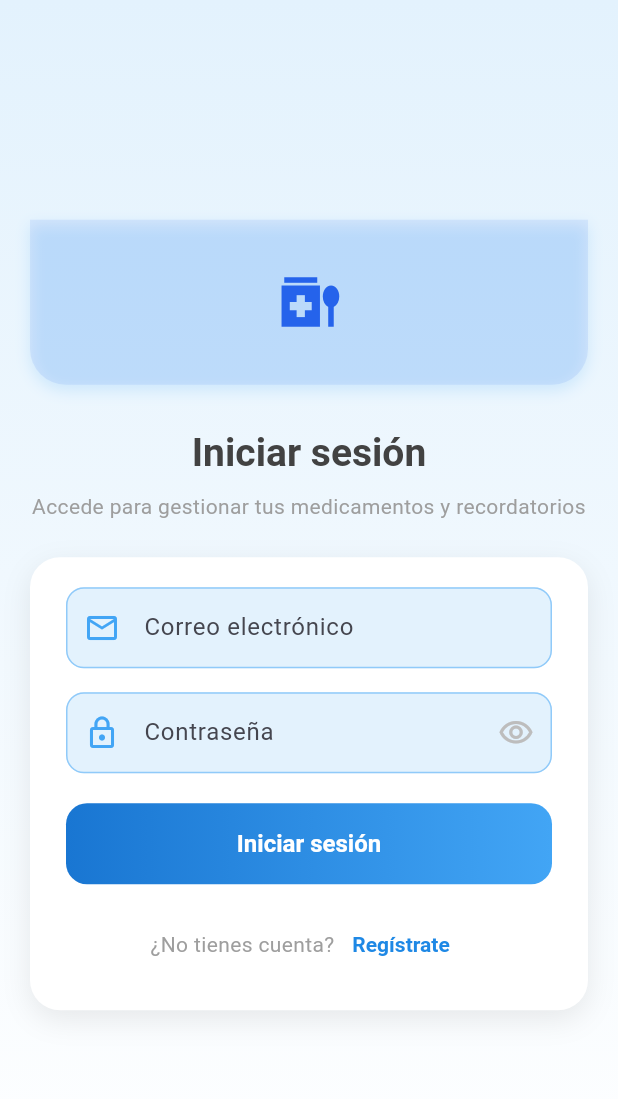
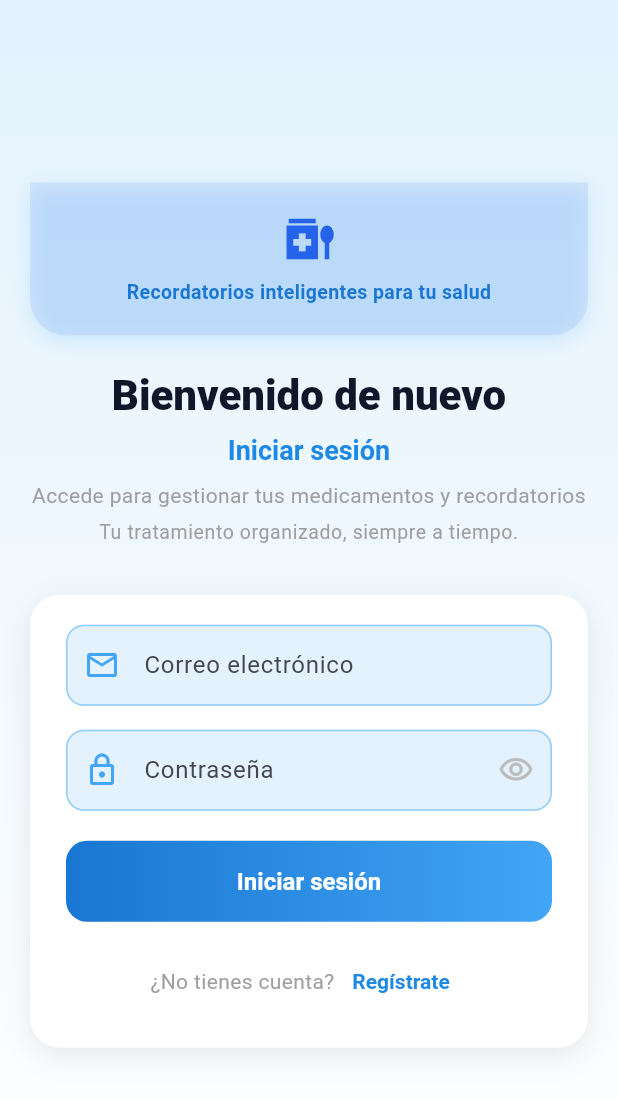
Before and after one commit to Baironfallas/sistema_medicamentos_movil, a Flutter app: the screen it shows after launch, on a phone screen of 412 x 824 dp. Shown: the top 1099 px of the screen. Run offline on Flutter 3.47's test engine with Material 3 defaults, Android fonts, the phone set to English and light mode, and no system bars; our stand-ins replace flutter_secure_storage.

Commit message:
feat(auth): agregar textos de bienvenida y soporte para encabezados en el formulario de inicio de sesión

```diff
--- a/lib/features/auth/presentation/pages/login_page.dart
+++ b/lib/features/auth/presentation/pages/login_page.dart
@@ -87,7 +87,14 @@ class _LoginPageState extends State<LoginPage> {
     return AuthFormLayout(
       title: 'Iniciar sesión',
       subtitle: 'Accede para gestionar tus medicamentos y recordatorios',
+      welcomeText: 'Bienvenido de nuevo',
+      supportingText: 'Tu tratamiento organizado, siempre a tiempo.',
+      headerLabel: 'Recordatorios inteligentes para tu salud',
       visualRefresh: true,
+      headerHeight: 102,
+      headerIconSize: 36,
+      headerTitleSpacing: 22,
+      titleFormSpacing: 32,
       child: Form(
         key: _formKey,
         child: Column(
--- a/lib/features/auth/presentation/widgets/auth_form_layout.dart
+++ b/lib/features/auth/presentation/widgets/auth_form_layout.dart
@@ -8,6 +8,9 @@ class AuthFormLayout extends StatelessWidget {
     required this.title,
     required this.subtitle,
     required this.child,
+    this.welcomeText,
+    this.supportingText,
+    this.headerLabel,
     this.visualRefresh = false,
     this.maxWidth = 480,
     this.headerHeight,
@@ -20,6 +23,9 @@ class AuthFormLayout extends StatelessWidget {
   final String title;
   final String subtitle;
   final Widget child;
+  final String? welcomeText;
+  final String? supportingText;
+  final String? headerLabel;
   final bool visualRefresh;
   final double maxWidth;
   final double? headerHeight;
@@ -68,32 +74,70 @@ class AuthFormLayout extends StatelessWidget {
                             boxShadow: visualRefresh
                                 ? [
                                     BoxShadow(
-                                      color: Colors.blue.withValues(
-                                        alpha: 0.15,
-                                      ),
-                                      blurRadius: 8,
+                                      color: Colors.blue.withOpacity(0.15),
+                                      blurRadius: 10,
                                       offset: const Offset(0, 4),
                                     ),
                                   ]
                                 : null,
                           ),
-                          child: Icon(
-                            Icons.medication_liquid_outlined,
-                            color: AppColors.primary,
-                            size:
-                                headerIconSize ?? (visualRefresh ? 44 : 34),
-                          ),
+                          child: headerLabel == null
+                              ? Icon(
+                                  Icons.medication_liquid_outlined,
+                                  color: AppColors.primary,
+                                  size: headerIconSize ??
+                                      (visualRefresh ? 44 : 34),
+                                )
+                              : Column(
+                                  mainAxisAlignment: MainAxisAlignment.center,
+                                  children: [
+                                    Icon(
+                                      Icons.medication_liquid_outlined,
+                                      color: AppColors.primary,
+                                      size: headerIconSize ??
+                                          (visualRefresh ? 38 : 34),
+                                    ),
+                                    const SizedBox(height: 8),
+                                    Text(
+                                      headerLabel!,
+                                      textAlign: TextAlign.center,
+                                      style: TextStyle(
+                                        color: Colors.blue.shade700,
+                                        fontSize: 13,
+                                        fontWeight: FontWeight.w600,
+                                      ),
+                                    ),
+                                  ],
+                                ),
                         ),
                       ),
                       SizedBox(height: headerTitleSpacing ?? 28),
+                      if (welcomeText != null) ...[
+                        Text(
+                          welcomeText!,
+                          textAlign: TextAlign.center,
+                          style: textTheme.headlineSmall?.copyWith(
+                            color: AppColors.textPrimary,
+                            fontSize: visualRefresh ? 28 : null,
+                            fontWeight: FontWeight.w800,
+                          ),
+                        ),
+                        const SizedBox(height: 6),
+                      ],
                       Text(
                         title,
                         textAlign: TextAlign.center,
                         style: textTheme.headlineSmall?.copyWith(
-                          color: visualRefresh
+                          color: welcomeText != null
+                              ? Colors.blue.shade600
+                              : visualRefresh
                               ? Colors.grey.shade800
                               : AppColors.textPrimary,
-                          fontSize: visualRefresh ? 26 : null,
+                          fontSize: welcomeText != null
+                              ? 18
+                              : visualRefresh
+                              ? 26
+                              : null,
                           fontWeight: visualRefresh
                               ? FontWeight.w700
                               : FontWeight.w800,
@@ -114,6 +158,19 @@ class AuthFormLayout extends StatelessWidget {
                           height: 1.4,
                         ),
                       ),
+                      if (supportingText != null) ...[
+                        const SizedBox(height: 6),
+                        Text(
+                          supportingText!,
+                          textAlign: TextAlign.center,
+                          style: textTheme.bodySmall?.copyWith(
+                            color: Colors.grey.shade500,
+                            fontSize: 13,
+                            fontWeight: FontWeight.w400,
+                            height: 1.35,
+                          ),
+                        ),
+                      ],
                       SizedBox(
                         height: titleFormSpacing ?? (visualRefresh ? 24 : 28),
                       ),
```
